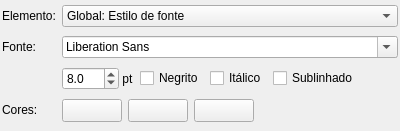
Old version of the form libpgmodeler_ui/ui/confaparenciawidget.ui in the repository pgmodeler/pgmodeler.
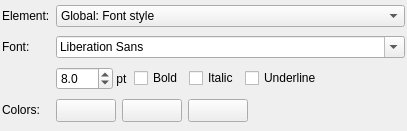
New version of the form.

```diff
--- a/libpgmodeler_ui/ui/confaparenciawidget.ui
+++ b/libpgmodeler_ui/ui/confaparenciawidget.ui
@@ -6,7 +6,7 @@
    <rect>
     <x>0</x>
     <y>0</y>
-    <width>400</width>
+    <width>407</width>
     <height>131</height>
    </rect>
   </property>
@@ -29,7 +29,7 @@
       </sizepolicy>
      </property>
      <property name="text">
-      <string>Elemento:</string>
+      <string>Element:</string>
      </property>
     </widget>
    </item>
@@ -37,7 +37,7 @@
     <widget class="QComboBox" name="elemento_cmb">
      <item>
       <property name="text">
-       <string>Global: Estilo de fonte</string>
+       <string>Global: Font style</string>
       </property>
      </item>
      <item>
@@ -271,7 +271,7 @@
       </sizepolicy>
      </property>
      <property name="text">
-      <string>Fonte:</string>
+      <string>Font:</string>
      </property>
     </widget>
    </item>
@@ -333,7 +333,7 @@
       </font>
      </property>
      <property name="text">
-      <string>Negrito</string>
+      <string>Bold</string>
      </property>
     </widget>
    </item>
@@ -352,7 +352,7 @@
       </font>
      </property>
      <property name="text">
-      <string>Itálico</string>
+      <string>Italic</string>
      </property>
     </widget>
    </item>
@@ -365,7 +365,7 @@
       </sizepolicy>
      </property>
      <property name="text">
-      <string>Cores:</string>
+      <string>Colors:</string>
      </property>
     </widget>
    </item>
@@ -461,7 +461,7 @@
       </sizepolicy>
      </property>
      <property name="text">
-      <string>Sublinhado</string>
+      <string>Underline</string>
      </property>
     </widget>
    </item>
```
Left out of the diff: 94 changed lines with no effect on the pictures.
